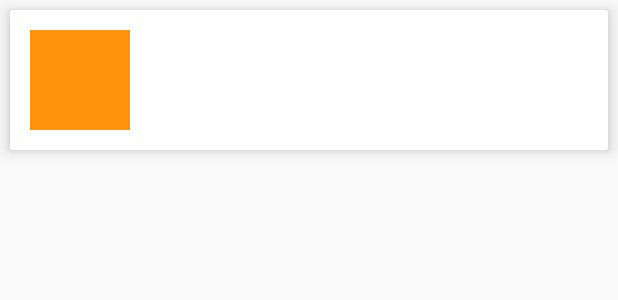
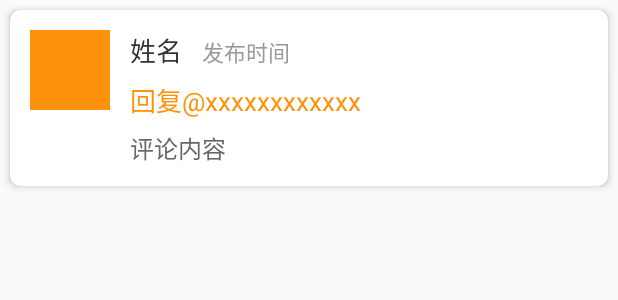
Before and after one commit to StormKid/videoplugin, an Android app: the layout item_comment.xml on its own in the app's theme, with its tools: preview values and no code run, on a phone screen of 412 x 824 dp. Shown: the top 300 px of the screen. Run offline under Robolectric (Android 15) with nearby library versions, the phone set to English and light mode, and no system bars.

Commit message:
添加评论列表

```diff
--- a/app/src/main/res/layout/item_comment.xml
+++ b/app/src/main/res/layout/item_comment.xml
@@ -3,18 +3,54 @@
                                      xmlns:app="http://schemas.android.com/apk/res-auto"
                                      android:layout_width="match_parent"
                                      android:layout_margin="@dimen/px_10"
-                                     app:cardElevation="@dimen/px_10"
+                                     app:cardElevation="@dimen/px_5"
+                                     app:cardCornerRadius="@dimen/px_10"
                                      app:cardBackgroundColor="@android:color/white"
                                      android:layout_height="wrap_content">
     <LinearLayout android:layout_width="match_parent"
                   android:layout_height="wrap_content"
                   android:padding="@dimen/px_20"
     >
-    <ImageView android:layout_width="@dimen/px_100"
-               android:src="@color/color_main"
-               android:id="@+id/comment_photoW"
-               android:layout_height="@dimen/px_100"/>
-
+        <ImageView android:layout_width="@dimen/px_80"
+                   android:src="@color/color_main"
+                   android:id="@+id/comment_photo"
+                   android:layout_height="@dimen/px_80"/>
+        <LinearLayout android:layout_width="match_parent"
+                      android:orientation="vertical"
+                      android:layout_marginLeft="@dimen/px_20"
+                      android:layout_height="wrap_content">
+            <LinearLayout android:layout_width="match_parent" android:layout_height="wrap_content">
+                <TextView android:layout_width="wrap_content"
+                          android:text="姓名"
+                          android:id="@+id/comment_name"
+                          android:textSize="@dimen/px_26"
+                          android:textColor="@color/text_333"
+                          android:layout_height="wrap_content"/>
+                <TextView android:layout_width="wrap_content"
+                          android:text="发布时间"
+                          android:layout_marginLeft="@dimen/px_20"
+                          android:id="@+id/comment_time"
+                          android:textSize="@dimen/px_22"
+                          android:textColor="@color/text_999"
+                          android:layout_height="wrap_content"/>
+            </LinearLayout>
+            <TextView android:layout_width="wrap_content"
+                      android:text="回复@xxxxxxxxxxxx"
+                      android:id="@+id/repeat_name"
+                      android:layout_marginTop="@dimen/px_10"
+                      android:layout_marginBottom="@dimen/px_10"
+                      android:textSize="@dimen/px_26"
+                      android:textColor="@color/color_main"
+                      android:layout_height="wrap_content"/>
+            <com.moudle.basetool.ui.ExpandableTextView android:layout_width="wrap_content"
+                                                       android:text="评论内容"
+                                                       app:foldLine="1"
+                                                       app:tailTextColor="@color/color_main"
+                                                       android:id="@+id/comment_value"
+                                                       android:textSize="@dimen/px_24"
+                                                       android:textColor="@color/text_666"
+                                                       android:layout_height="wrap_content"/>
+        </LinearLayout>
     </LinearLayout>
 
 </com.moudle.basetool.ui.AutoCardView>
```
Also changed, not shown: app/src/main/java/com/stormkid/videoplugin/activity/VideoActivity.kt (+54 -29 lines), app/src/main/java/com/stormkid/videoplugin/adapter/CommentsAdapter.kt (+28 -3 lines), app/src/main/java/com/stormkid/videoplugin/models.kt (+32 -0 lines).
